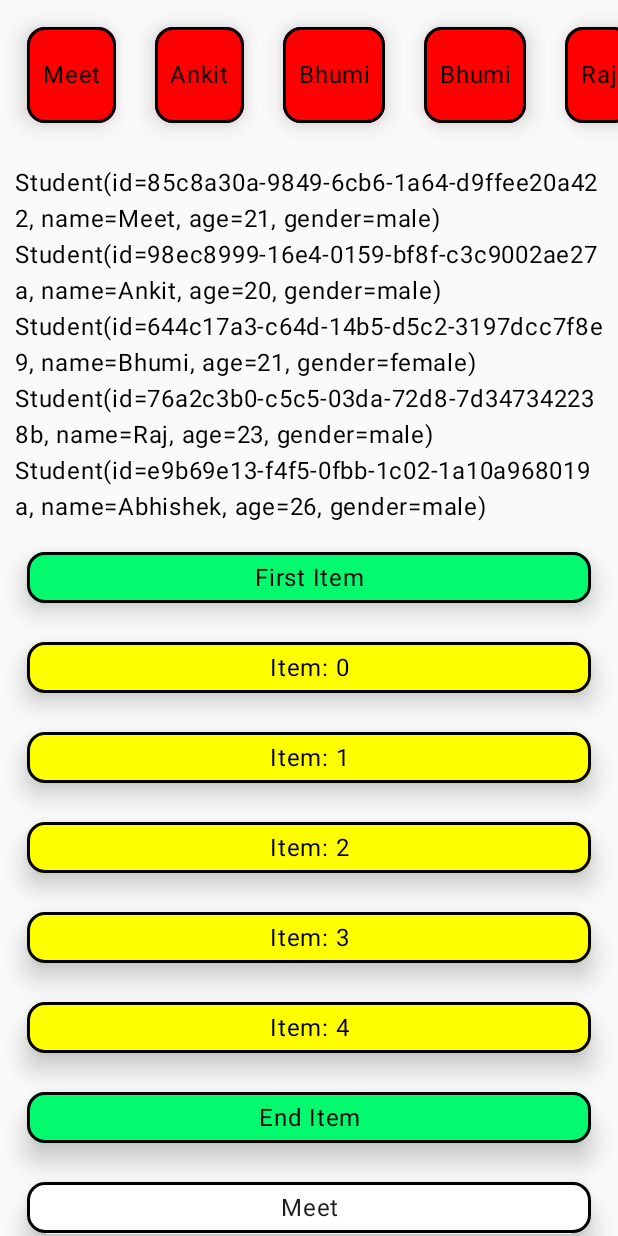
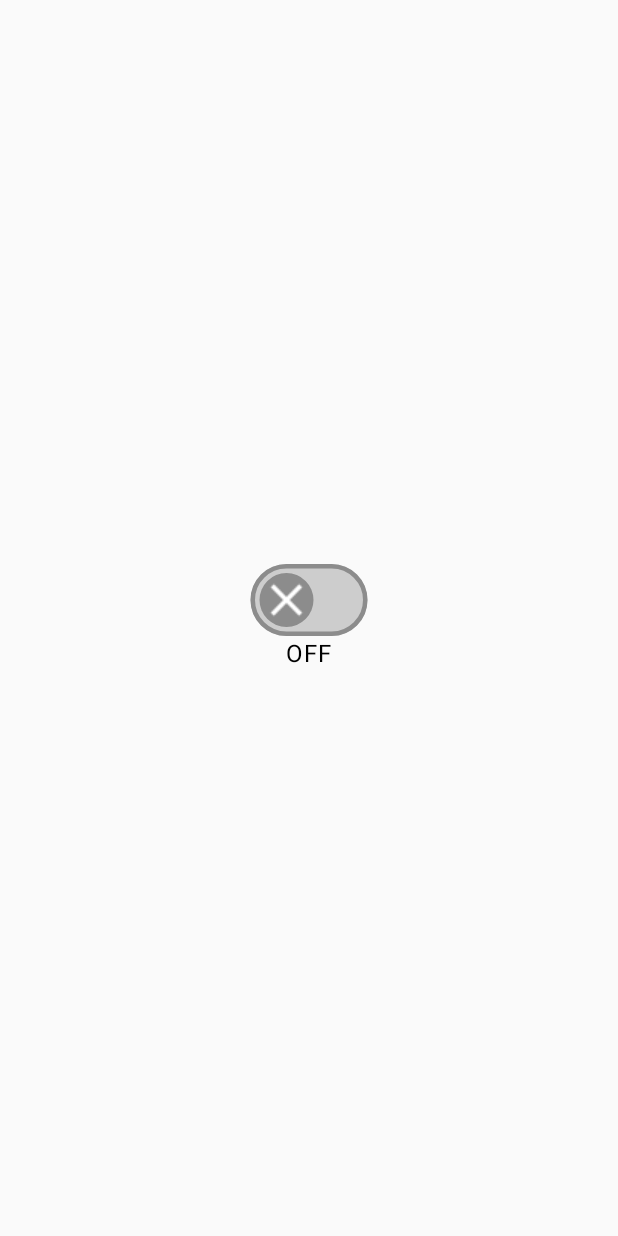
Before and after one commit to Coding-Meet/JetpackComposeSeries, an Android app built with Jetpack Compose: the screen it shows after launch (MainActivity), on a phone screen of 412 x 824 dp. Run offline under Robolectric (Android 15) with nearby library versions, the phone set to English and light mode, and no system bars.

```diff
--- a/app/src/main/java/com/coding/meet/jetpackcomposeseries/MainActivity.kt
+++ b/app/src/main/java/com/coding/meet/jetpackcomposeseries/MainActivity.kt
@@ -10,9 +10,9 @@ import androidx.compose.material3.*
 import androidx.compose.runtime.Composable
 import androidx.compose.ui.Modifier
 import androidx.compose.foundation.layout.*
-import androidx.compose.foundation.lazy.LazyColumn
-import androidx.compose.foundation.lazy.LazyRow
-import androidx.compose.foundation.lazy.itemsIndexed
+import androidx.compose.foundation.lazy.*
+import androidx.compose.foundation.lazy.grid.*
+import androidx.compose.foundation.lazy.staggeredgrid.*
 import androidx.compose.foundation.shape.*
 import androidx.compose.foundation.text.*
 import androidx.compose.material.icons.Icons
@@ -20,7 +20,7 @@ import androidx.compose.material.icons.filled.*
 import androidx.compose.runtime.*
 import androidx.compose.runtime.saveable.rememberSaveable
 import androidx.compose.ui.*
-import androidx.compose.ui.draw.clip
+import androidx.compose.ui.draw.*
 import androidx.compose.ui.geometry.Offset
 import androidx.compose.ui.graphics.*
 import androidx.compose.ui.layout.ContentScale
@@ -56,7 +56,7 @@ class MainActivity : ComponentActivity() {
 //                    DecScreen(mainViewModel)
 //                }
 
-                LazyScreen()
+                SwitchScreen()
             }
         }
     }
@@ -813,7 +813,7 @@ fun LazyRowScreen() {
     LazyRow(
         horizontalArrangement = Arrangement.spacedBy(10.dp),
         contentPadding = PaddingValues(10.dp)
-    ){
+    ) {
         itemsIndexed(studentList,
             key = { index, student ->
                 student.id
@@ -851,3 +851,39 @@ data class Student(
     val age: Int,
     val gender: String,
 )
+
+@Composable
+fun SwitchScreen() {
+    var checked by remember {
+        mutableStateOf(false)
+    }
+
+    Column(
+        modifier = Modifier.fillMaxSize(),
+        verticalArrangement = Arrangement.Center,
+        horizontalAlignment = Alignment.CenterHorizontally
+    ) {
+
+        Switch(
+            modifier = Modifier.scale(1.5f),
+            checked = checked, onCheckedChange = {
+                checked = it
+            },
+            thumbContent = {
+                Icon(
+                    imageVector = if (checked) Icons.Filled.Check else Icons.Filled.Close,
+                    tint = if (checked) greenColor else Color.White,
+                    contentDescription = ""
+                )
+            },
+            colors = SwitchDefaults.colors(
+                checkedThumbColor = checkedThumbColor,
+                checkedTrackColor = checkedTrackColor,
+                uncheckedThumbColor = uncheckedThumbColor,
+                uncheckedTrackColor = uncheckedTrackColor,
+                uncheckedBorderColor = uncheckedThumbColor
+            )
+        )
+        Text(text = if (checked) "On" else "OFF")
+    }
+}
--- a/app/src/main/java/com/coding/meet/jetpackcomposeseries/ui/theme/Color.kt
+++ b/app/src/main/java/com/coding/meet/jetpackcomposeseries/ui/theme/Color.kt
@@ -11,3 +11,8 @@ val PurpleGrey40 = Color(0xFF625b71)
 val Pink40 = Color(0xFF7D5260)
 
 val greenColor = Color(0xFF03FA6E)
+
+val uncheckedThumbColor = Color(0xFF8c8c8c)
+val checkedThumbColor = Color(0xFFFFFFFF)
+val uncheckedTrackColor = Color(0xFFcdcdcd)
+val checkedTrackColor = Color(0xFF03FF72)
```
